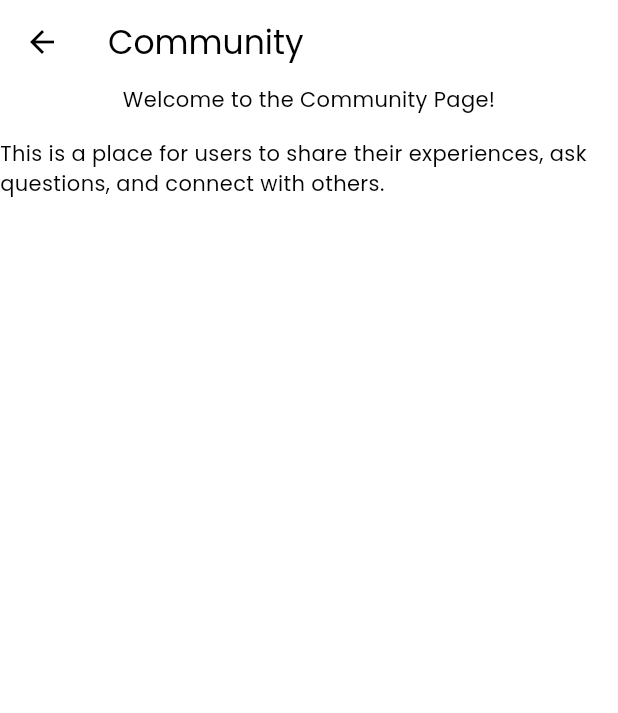
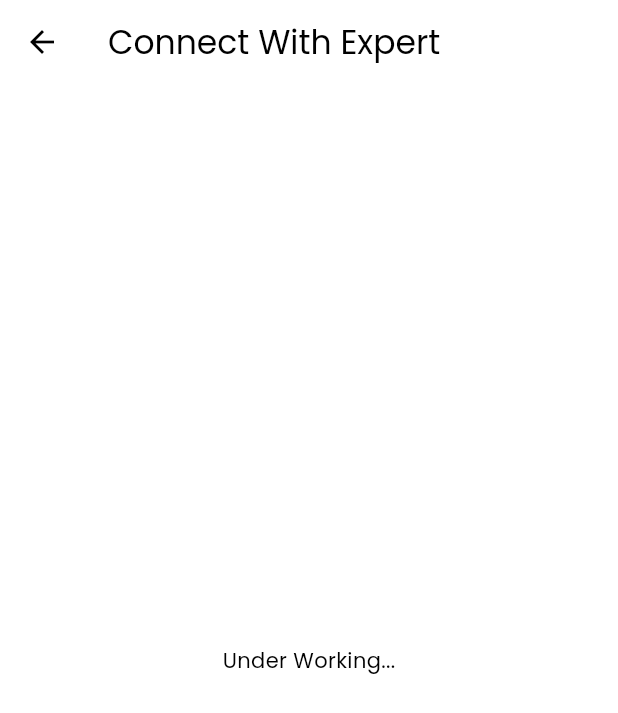
Before and after one commit to HarmonyHackers/MindCare-Flutter, a Flutter app: the CommunityScreen screen opened directly, on a phone screen of 412 x 824 dp. Shown: the top 713 px of the screen. Run offline on Flutter 3.47's test engine with Material 3 defaults, Android fonts, the phone set to English and light mode, and no system bars; our stand-ins replace flutter_markdown, google_fonts, responsive_sizer.

Commit message:
added text

```diff
--- a/lib/screens/community_screen.dart
+++ b/lib/screens/community_screen.dart
@@ -7,17 +7,10 @@ class CommunityScreen extends StatelessWidget {
   Widget build(BuildContext context) {
     return Scaffold(
       appBar: AppBar(
-        title: const Text('Community'),
+        title: const Text('Connect With Expert'),
       ),
       body: const Center(
-        child: Column(
-          children: [
-            Text('Welcome to the Community Page!'),
-            SizedBox(height: 16),
-            Text(
-                'This is a place for users to share their experiences, ask questions, and connect with others.'),
-          ],
-        ),
+        child: Text('Under Working...'),
       ),
     );
   }
--- a/lib/screens/meditation_screen.dart
+++ b/lib/screens/meditation_screen.dart
@@ -10,7 +10,7 @@ class MeditationScreen extends StatelessWidget {
         title: const Text('Meditation'),
       ),
       body: const Center(
-        child: Text('Welcome to your meditation app!'),
+        child: Text('Under Working...'),
       ),
     );
   }
```
